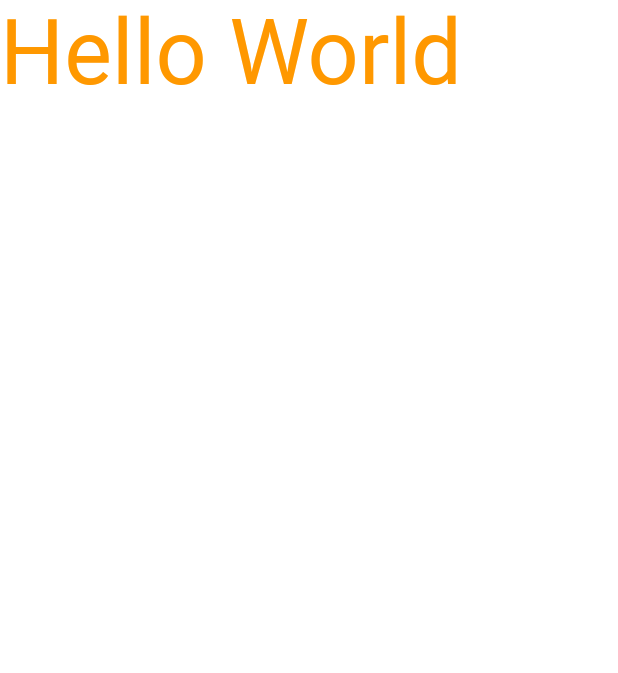
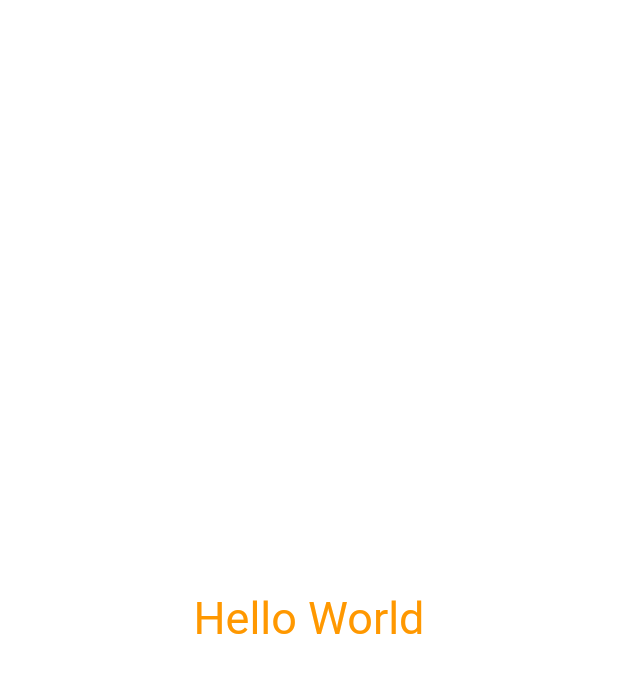
Before and after one commit to yanlele/flutter_study_case, a Flutter app: the screen it shows after launch, on a phone screen of 412 x 824 dp. Shown: the top 673 px of the screen. Run offline on Flutter 3.47's test engine with Material 2 defaults, Android fonts, the phone set to English and light mode, and no system bars.

Commit message:
feat: 居中

```diff
--- a/lib/main.dart
+++ b/lib/main.dart
@@ -6,9 +6,10 @@ main() {
     "Hello World",
     textDirection: TextDirection.ltr,
     style: TextStyle(
-        fontSize: 60,
+        fontSize: 30,
         color: Colors.orange
     ),
   );
-  runApp(text);
+  const center = Center(child: text);
+  runApp(center);
 }
```
